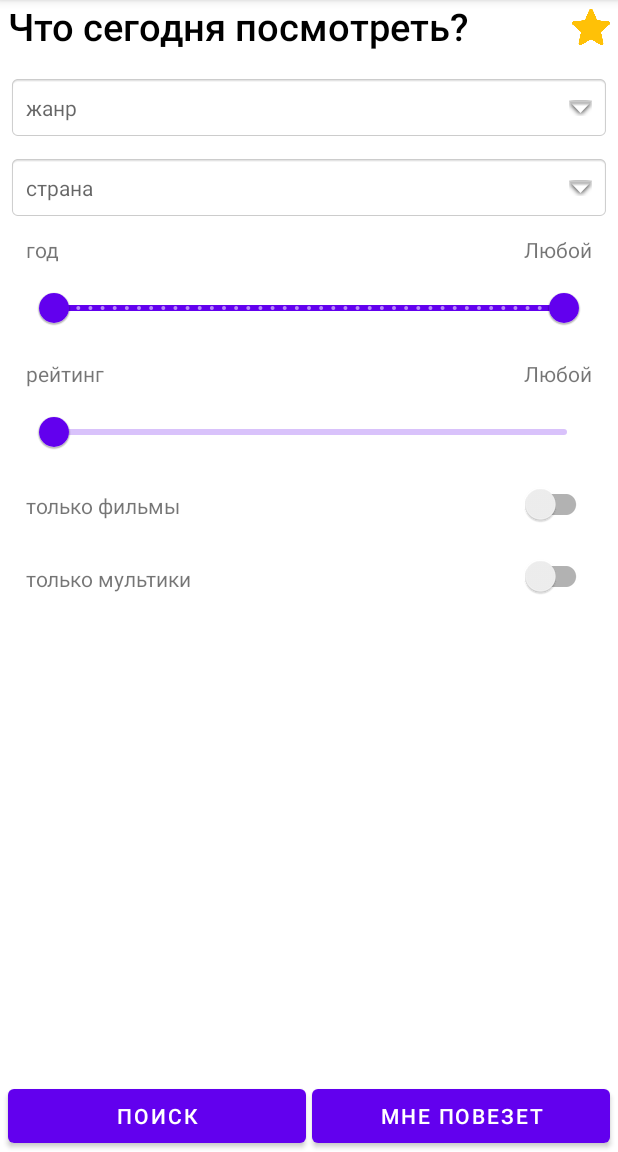
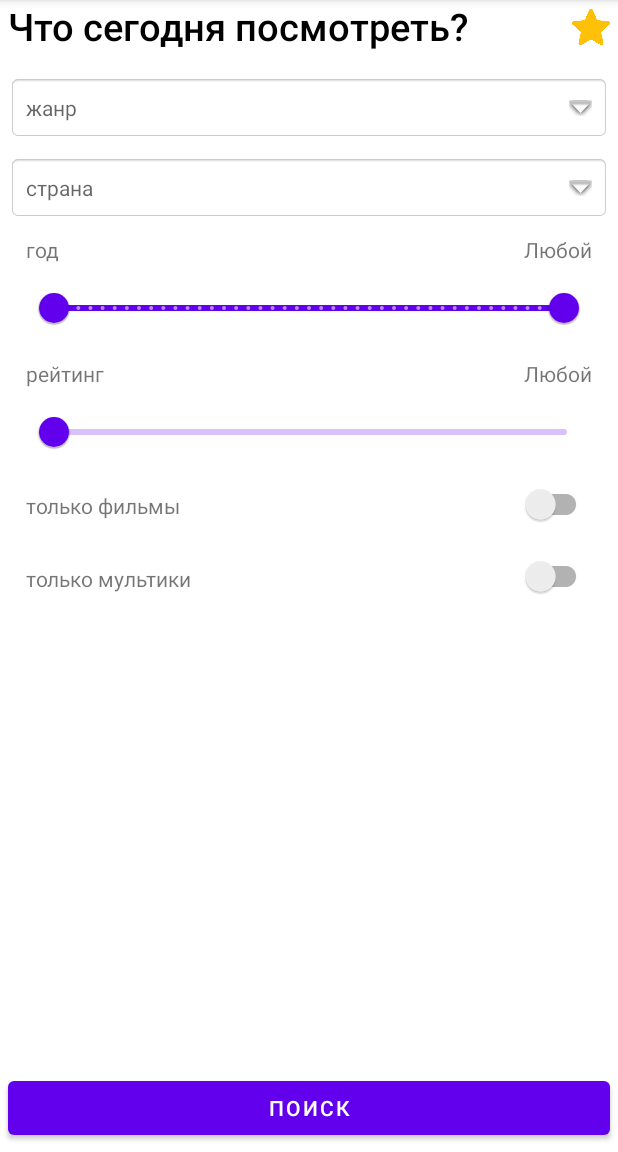
Before and after one commit to x3AKOHx/Kinopoisk_Search, an Android app: the screen it shows after launch (MainActivity), on a phone screen of 412 x 824 dp, the part 84-1236 px from its top. Run offline under Robolectric (Android 15) with nearby library versions, the phone set to English and light mode, and no system bars; 1 statement that could not run was skipped.

Commit message:
design corrections

```diff
--- a/app/src/main/res/layout/activity_main.xml
+++ b/app/src/main/res/layout/activity_main.xml
@@ -93,7 +93,6 @@
         android:layout_marginStart="2dp"
         android:layout_marginTop="10dp"
         android:layout_marginEnd="17dp"
-        android:layout_toEndOf="@+id/search_button"
         android:text="@string/year_pick_default"
         android:textAlignment="textEnd" />
 
@@ -101,10 +100,10 @@
         android:id="@+id/year_range"
         android:layout_width="match_parent"
         android:layout_height="wrap_content"
+        android:layout_below="@+id/year"
         android:layout_marginStart="20dp"
         android:layout_marginTop="5dp"
         android:layout_marginEnd="20dp"
-        android:layout_below="@+id/year"
         android:stepSize="1"
         android:valueFrom="1930"
         android:valueTo="2022"
@@ -134,7 +133,6 @@
         android:layout_marginStart="2dp"
         android:layout_marginTop="10dp"
         android:layout_marginEnd="17dp"
-        android:layout_toEndOf="@+id/search_button"
         android:text="@string/year_pick_default"
         android:textAlignment="textEnd" />
 
@@ -203,23 +201,12 @@
 
     <Button
         android:id="@+id/search_button"
-        android:layout_width="wrap_content"
+        android:layout_width="match_parent"
         android:layout_height="wrap_content"
-        android:layout_marginStart="5dp"
-        android:layout_marginEnd="2dp"
         android:layout_alignParentStart="true"
         android:layout_alignParentBottom="true"
-        android:layout_toStartOf="@+id/centerShim"
+        android:layout_marginStart="5dp"
+        android:layout_marginEnd="5dp"
+        android:layout_marginBottom="5dp"
         android:text="@string/search_button" />
-
-    <Button
-        android:id="@+id/random_button"
-        android:layout_width="wrap_content"
-        android:layout_height="wrap_content"
-        android:layout_alignParentBottom="true"
-        android:layout_marginStart="2dp"
-        android:layout_marginEnd="5dp"
-        android:layout_toEndOf="@+id/search_button"
-        android:layout_alignParentEnd="true"
-        android:text="@string/random_button" />
 </RelativeLayout>
```
